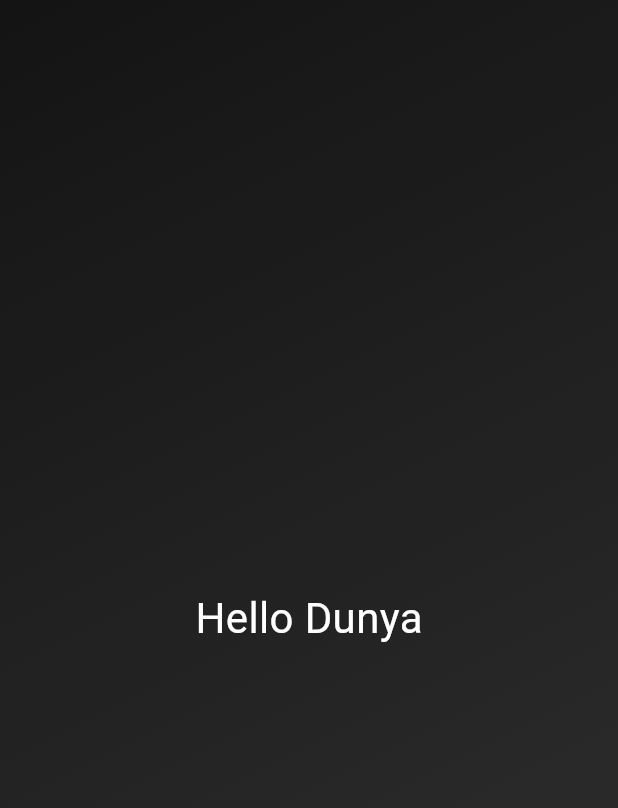
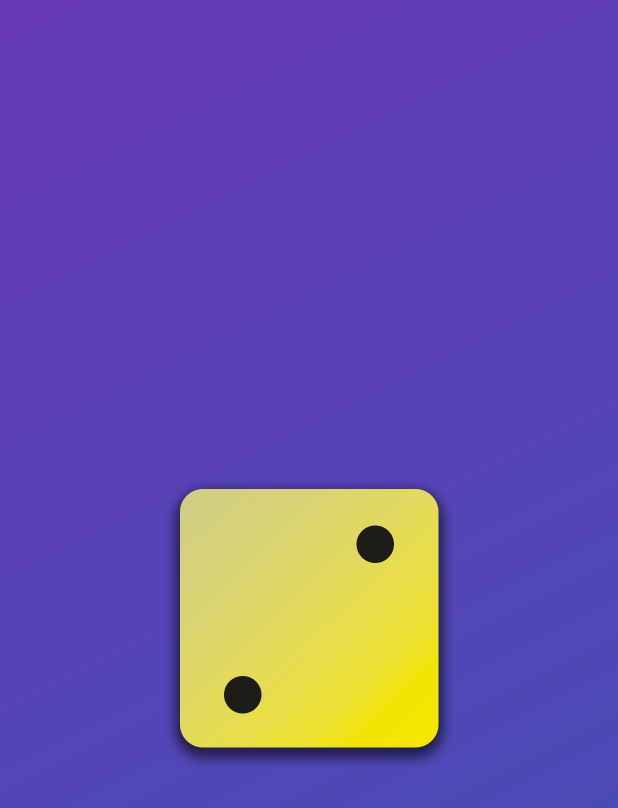
Before and after one commit to kmohhidayah/flutter_exercise, a Flutter app: the screen it shows after launch, on a phone screen of 412 x 824 dp. Shown: the top 808 px of the screen. Run offline on Flutter 3.47's test engine with Material 3 defaults, Android fonts, the phone set to English and light mode, and no system bars.

Commit message:
feat: add dice images and implement basic dice roll functionality
This commit adds dice images to the assets folder and updates the app to
display a dice image. It also introduces a new constructor for the
GradientContainer to create a purple gradient background.

```diff
--- a/first_app/lib/gradient_container.dart
+++ b/first_app/lib/gradient_container.dart
@@ -1,11 +1,13 @@
 import 'package:flutter/material.dart';
-import 'styled_text.dart';
 
 const startAlignment = Alignment.topLeft;
 const endAlignment = Alignment.bottomRight;
 
 class GradientContainer extends StatelessWidget {
   const GradientContainer({super.key, required this.colors});
+
+  const GradientContainer.purple({super.key})
+      : colors = const [Colors.deepPurple, Colors.indigo];
 
   final List<Color> colors;
 
@@ -19,7 +21,11 @@ class GradientContainer extends StatelessWidget {
           end: endAlignment,
         ),
       ),
-      child: const Center(child: StyledText("Hello Dunya")),
+      child: Center(
+          child: Image.asset(
+        "assets/images/dice-2.png",
+        width: 200,
+      )),
     );
   }
 }
--- a/first_app/lib/main.dart
+++ b/first_app/lib/main.dart
@@ -5,10 +5,7 @@ void main() {
   runApp(
     const MaterialApp(
       home: Scaffold(
-        body: GradientContainer(colors: [
-          Color.fromARGB(255, 20, 20, 20),
-          Color.fromARGB(255, 50, 50, 50)
-        ]),
+        body: GradientContainer.purple(),
       ),
     ),
   );
```
Also changed, not shown: first_app/pubspec.yaml (+7 -4 lines), first_app/assets/images/dice-1.png (added), first_app/assets/images/dice-2.png (added), first_app/assets/images/dice-3.png (added), first_app/assets/images/dice-4.png (added), first_app/assets/images/dice-5.png (added), first_app/assets/images/dice-6.png (added).
